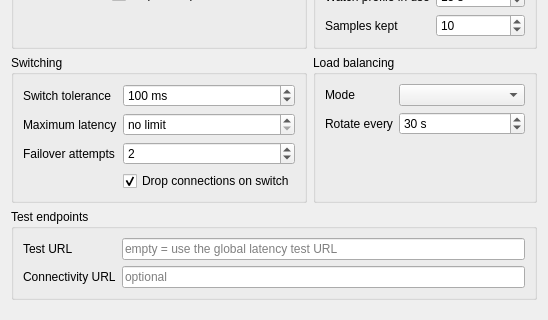
Qt form upstream/include/ui/profile/edit_autoselector.ui (hopol/throne-mirror) before a commit; both pictures show x 0 to 548 and y 338 to 658 of the 548 by 658 pixel window.
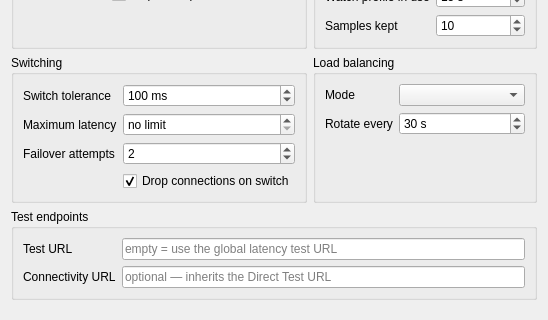
The same form after that commit.

```diff
--- a/upstream/include/ui/profile/edit_autoselector.ui
+++ b/upstream/include/ui/profile/edit_autoselector.ui
@@ -604,7 +604,7 @@
          <item row="1" column="1">
           <widget class="QLineEdit" name="connectivity_url">
            <property name="placeholderText">
-            <string>optional</string>
+            <string>optional — inherits the Direct Test URL</string>
            </property>
            <property name="toolTip">
             <string>Fetched WITHOUT the proxy to tell a dead internet connection apart from dead servers. Leave empty to rely on the operating system's network state, which is the safer default on a censored network where any fixed address may be blocked.</string>
```
Left out of the diff: 2 changed lines with no effect on the pictures.
